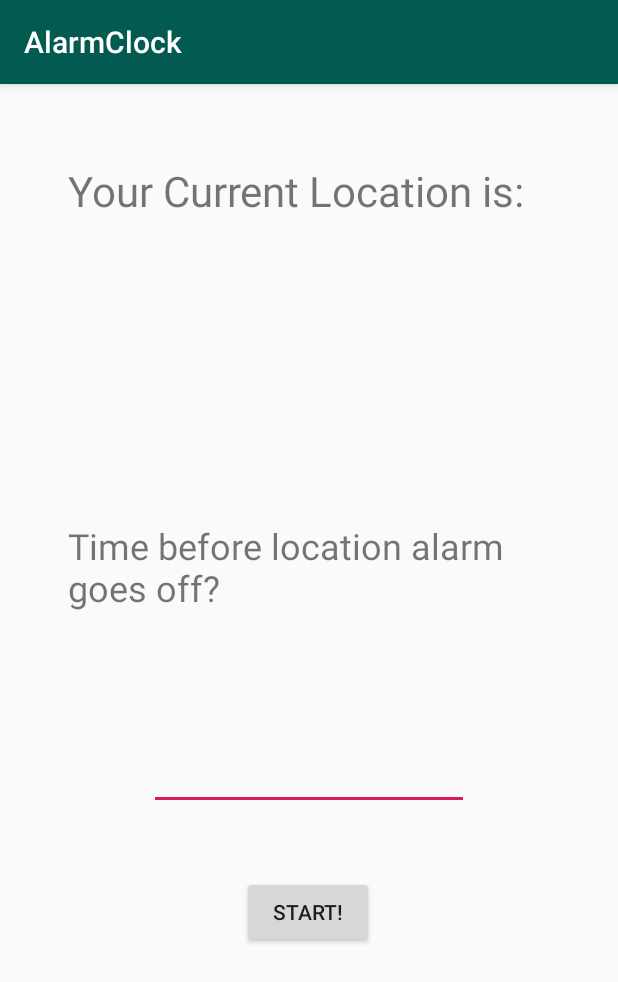
After one commit to aomarai/Android-Alarm-Clock, an Android app: the LocationAlarm screen opened directly, with no data from a screen before it, on a phone screen of 412 x 824 dp. The commit adds this screen. Shown: the top 982 px of the screen. Run offline under Robolectric (Android 15) with nearby library versions, the phone set to English and light mode, and no system bars.

Commit message:
Location AlarmUI added

```diff
--- a/app/src/main/AndroidManifest.xml
+++ b/app/src/main/AndroidManifest.xml
@@ -9,7 +9,8 @@
         android:roundIcon="@mipmap/ic_launcher_round"
         android:supportsRtl="true"
         android:theme="@style/AppTheme">
-        <activity android:name=".RecursiveAlarm"></activity>
+        <activity android:name=".LocationAlarm"></activity>
+        <activity android:name=".RecursiveAlarm" />
         <activity android:name=".TimerActivity" />
         <activity android:name=".AddAlarmActivity" />
         <activity
--- /dev/null
+++ b/app/src/main/java/com/example/alarmclock/LocationAlarm.java
@@ -0,0 +1,13 @@
+package com.example.alarmclock;
+
+import android.support.v7.app.AppCompatActivity;
+import android.os.Bundle;
+
+public class LocationAlarm extends AppCompatActivity {
+
+    @Override
+    protected void onCreate(Bundle savedInstanceState) {
+        super.onCreate(savedInstanceState);
+        setContentView(R.layout.activity_location_alarm);
+    }
+}
--- /dev/null
+++ b/app/src/main/res/layout-v26/activity_location_alarm.xml
@@ -0,0 +1,89 @@
+<?xml version="1.0" encoding="utf-8"?>
+<android.support.constraint.ConstraintLayout xmlns:android="http://schemas.android.com/apk/res/android"
+    xmlns:app="http://schemas.android.com/apk/res-auto"
+    xmlns:tools="http://schemas.android.com/tools"
+    android:layout_width="match_parent"
+    android:layout_height="match_parent"
+    tools:context=".LocationAlarm">
+
+    <TextView
+        android:id="@+id/locationLabel"
+        android:layout_width="320dp"
+        android:layout_height="55dp"
+        android:layout_marginStart="8dp"
+        android:layout_marginTop="52dp"
+        android:layout_marginEnd="8dp"
+        android:text="@string/your_current_location_is"
+        android:textSize="28sp"
+        app:layout_constraintEnd_toEndOf="parent"
+        app:layout_constraintHorizontal_bias="0.493"
+        app:layout_constraintStart_toStartOf="parent"
+        app:layout_constraintTop_toTopOf="parent" />
+
+    <TextView
+        android:id="@+id/CurrentLocationDisplay"
+        android:layout_width="314dp"
+        android:layout_height="48dp"
+        android:layout_marginStart="8dp"
+        android:layout_marginTop="48dp"
+        android:layout_marginEnd="8dp"
+        app:layout_constraintEnd_toEndOf="parent"
+        app:layout_constraintStart_toStartOf="parent"
+        app:layout_constraintTop_toBottomOf="@+id/locationLabel" />
+
+    <TextView
+        android:id="@+id/LocationAlarmSetLabel"
+        android:layout_width="322dp"
+        android:layout_height="60dp"
+        android:layout_marginStart="8dp"
+        android:layout_marginTop="8dp"
+        android:layout_marginEnd="8dp"
+        android:layout_marginBottom="8dp"
+        android:text="@string/time_before_location_alarm_goes_off"
+        android:textSize="24sp"
+        app:layout_constraintBottom_toTopOf="@+id/LocationAlarmSetField"
+        app:layout_constraintEnd_toEndOf="parent"
+        app:layout_constraintStart_toStartOf="parent"
+        app:layout_constraintTop_toBottomOf="@+id/CurrentLocationDisplay" />
+
+    <EditText
+        android:id="@+id/LocationAlarmSetField"
+        android:layout_width="wrap_content"
+        android:layout_height="wrap_content"
+        android:layout_marginStart="8dp"
+        android:layout_marginEnd="8dp"
+        android:layout_marginBottom="44dp"
+        android:ems="10"
+        android:inputType="time"
+        app:layout_constraintBottom_toTopOf="@+id/LocationAlarmButton"
+        app:layout_constraintEnd_toEndOf="parent"
+        app:layout_constraintStart_toStartOf="parent"
+        android:importantForAutofill="no" />
+
+    <Button
+        android:id="@+id/LocationAlarmButton"
+        android:layout_width="wrap_content"
+        android:layout_height="wrap_content"
+        android:layout_marginStart="8dp"
+        android:layout_marginEnd="8dp"
+        android:layout_marginBottom="192dp"
+        android:text="@string/start"
+        app:layout_constraintBottom_toBottomOf="parent"
+        app:layout_constraintEnd_toEndOf="parent"
+        app:layout_constraintHorizontal_bias="0.498"
+        app:layout_constraintStart_toStartOf="parent" />
+
+    <TextView
+        android:id="@+id/LocatoinTimeRemainingLabel"
+        android:layout_width="301dp"
+        android:layout_height="28dp"
+        android:layout_marginStart="8dp"
+        android:layout_marginTop="8dp"
+        android:layout_marginEnd="8dp"
+        android:layout_marginBottom="32dp"
+        app:layout_constraintBottom_toBottomOf="parent"
+        app:layout_constraintEnd_toEndOf="parent"
+        app:layout_constraintStart_toStartOf="parent"
+        app:layout_constraintTop_toBottomOf="@+id/LocationAlarmButton" />
+
+</android.support.constraint.ConstraintLayout>
--- /dev/null
+++ b/app/src/main/res/layout/activity_location_alarm.xml
@@ -0,0 +1,76 @@
+<?xml version="1.0" encoding="utf-8"?>
+<android.support.constraint.ConstraintLayout xmlns:android="http://schemas.android.com/apk/res/android"
+    xmlns:app="http://schemas.android.com/apk/res-auto"
+    xmlns:tools="http://schemas.android.com/tools"
+    android:layout_width="match_parent"
+    android:layout_height="match_parent"
+    tools:context=".LocationAlarm">
+
+    <TextView
+        android:id="@+id/locationLabel"
+        android:layout_width="320dp"
+        android:layout_height="55dp"
+        android:layout_marginStart="8dp"
+        android:layout_marginTop="52dp"
+        android:layout_marginEnd="8dp"
+        android:text="@string/your_current_location_is"
+        android:textSize="28sp"
+        app:layout_constraintEnd_toEndOf="parent"
+        app:layout_constraintHorizontal_bias="0.493"
+        app:layout_constraintStart_toStartOf="parent"
+        app:layout_constraintTop_toTopOf="parent" />
+
+    <TextView
+        android:id="@+id/CurrentLocationDisplay"
+        android:layout_width="314dp"
+        android:layout_height="48dp"
+        android:layout_marginStart="8dp"
+        android:layout_marginTop="48dp"
+        android:layout_marginEnd="8dp"
+        app:layout_constraintEnd_toEndOf="parent"
+        app:layout_constraintStart_toStartOf="parent"
+        app:layout_constraintTop_toBottomOf="@+id/locationLabel" />
+
+    <TextView
+        android:id="@+id/LocationAlarmSetLabel"
+        android:layout_width="322dp"
+        android:layout_height="60dp"
+        android:layout_marginStart="8dp"
+        android:layout_marginTop="8dp"
+        android:layout_marginEnd="8dp"
+        android:layout_marginBottom="8dp"
+        android:text="@string/time_before_location_alarm_goes_off"
+        android:textSize="24sp"
+        app:layout_constraintBottom_toTopOf="@+id/LocationAlarmSetField"
+        app:layout_constraintEnd_toEndOf="parent"
+        app:layout_constraintStart_toStartOf="parent"
+        app:layout_constraintTop_toBottomOf="@+id/CurrentLocationDisplay" />
+
+    <EditText
+        android:id="@+id/LocationAlarmSetField"
+        android:layout_width="wrap_content"
+        android:layout_height="wrap_content"
+        android:layout_marginStart="8dp"
+        android:layout_marginEnd="8dp"
+        android:layout_marginBottom="44dp"
+        android:ems="10"
+        android:inputType="time"
+        app:layout_constraintBottom_toTopOf="@+id/LocationAlarmButton"
+        app:layout_constraintEnd_toEndOf="parent"
+        app:layout_constraintStart_toStartOf="parent"
+        android:importantForAutofill="no" />
+
+    <Button
+        android:id="@+id/LocationAlarmButton"
+        android:layout_width="wrap_content"
+        android:layout_height="wrap_content"
+        android:layout_marginStart="8dp"
+        android:layout_marginEnd="8dp"
+        android:layout_marginBottom="192dp"
+        android:text="@string/start"
+        app:layout_constraintBottom_toBottomOf="parent"
+        app:layout_constraintEnd_toEndOf="parent"
+        app:layout_constraintHorizontal_bias="0.498"
+        app:layout_constraintStart_toStartOf="parent" />
+
+</android.support.constraint.ConstraintLayout>
--- a/app/src/main/res/values/strings.xml
+++ b/app/src/main/res/values/strings.xml
@@ -10,4 +10,7 @@
     <string name="start">Start!</string>
     <string name="enter_time_for_timer">Enter Time for Timer</string>
     <string name="s_m_t_w_th_f_sa">S M T W Th F Sa</string>
+    <string name="your_current_location_is">Your Current Location is:</string>
+    <string name="time_before_location_alarm_goes_off">Time before location alarm goes off?</string>
+    <string name="start">Start!</string>
 </resources>
```
